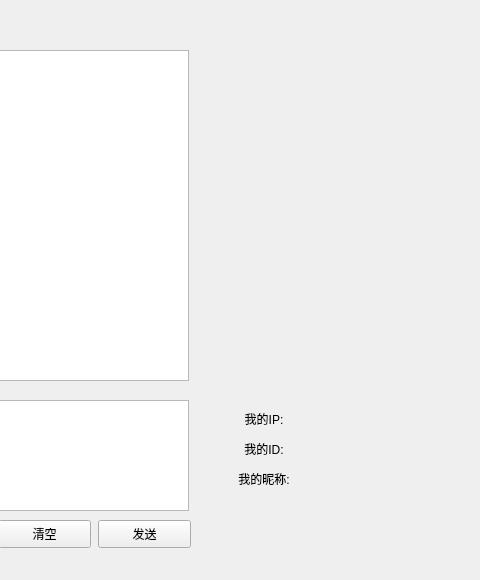
Qt form ChatRoom/mainwindowchat.ui (AnsrM/Chat-Project) before a commit; both pictures show x 272 to 752 and y 0 to 580 of the 752 by 580 pixel window.
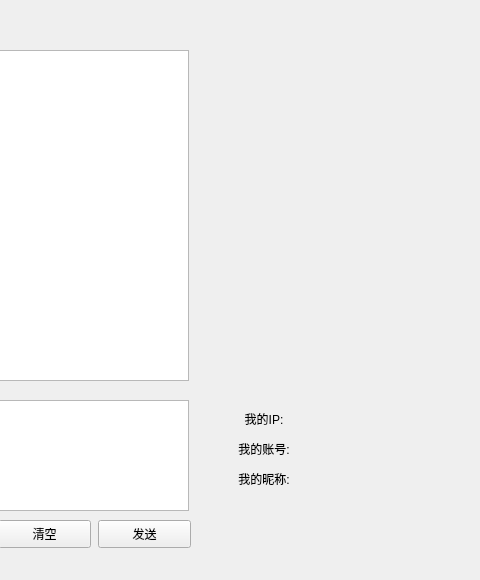
The same form after that commit. Icons and pictures are not drawn.

Commit message: 增加了gif图片，同步了用户的ip、账号、昵称

Diff of the .ui file:
```diff
--- a/ChatRoom/mainwindowchat.ui
+++ b/ChatRoom/mainwindowchat.ui
@@ -46,7 +46,7 @@
     </rect>
    </property>
    <property name="text">
-    <string>&lt;html&gt;&lt;head/&gt;&lt;body&gt;&lt;p align=&quot;center&quot;&gt;我的ID:&lt;/p&gt;&lt;/body&gt;&lt;/html&gt;</string>
+    <string>&lt;html&gt;&lt;head/&gt;&lt;body&gt;&lt;p align=&quot;center&quot;&gt;我的账号:&lt;/p&gt;&lt;/body&gt;&lt;/html&gt;</string>
    </property>
   </widget>
   <widget class="QLabel" name="label_3">
@@ -141,9 +141,9 @@
    <property name="geometry">
     <rect>
      <x>490</x>
-     <y>100</y>
+     <y>80</y>
      <width>231</width>
-     <height>191</height>
+     <height>211</height>
     </rect>
    </property>
    <property name="styleSheet">
```
Left out of the diff: 2 changed lines with no effect on the pictures. The commit also changes 13 other files.
